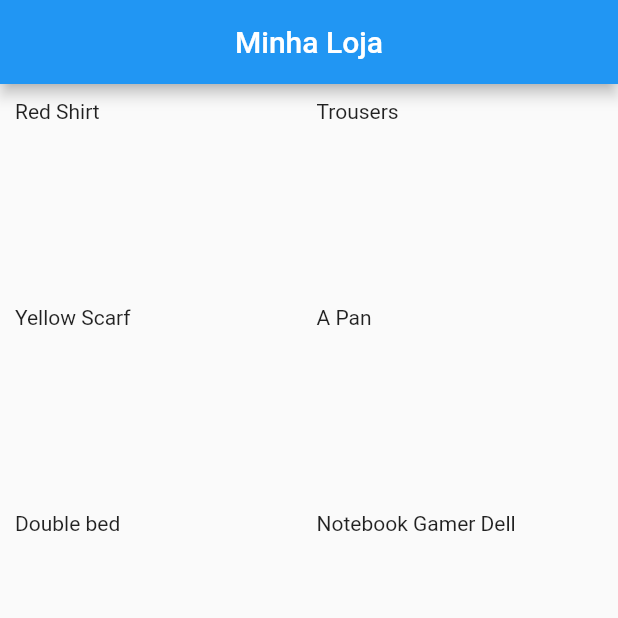
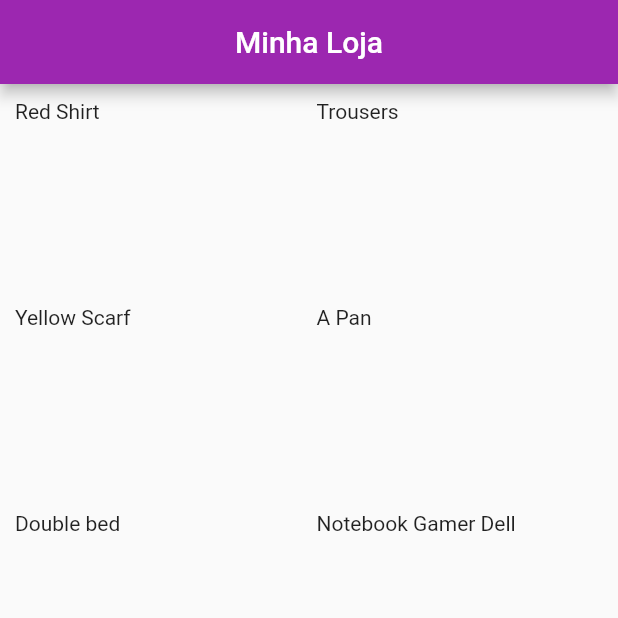
Before and after one commit to DeusdedithJhunior/App-Shop-Android-IOS, a Flutter app: the screen it shows after launch, on a phone screen of 412 x 824 dp, the top half of it. Run offline on Flutter 3.47's test engine with Material 2 defaults, Android fonts, the phone set to English and light mode, and no system bars.

Commit message:
setting color themes

```diff
--- a/AppShop/shop/lib/main.dart
+++ b/AppShop/shop/lib/main.dart
@@ -14,7 +14,9 @@ class MyApp extends StatelessWidget {
     return MaterialApp(
       title: 'Flutter Demo',
       theme: ThemeData(
-        primarySwatch: Colors.blue,
+        colorScheme: ColorScheme.fromSwatch(
+          primarySwatch: Colors.purple,
+        ).copyWith(secondary: Colors.deepOrange)
       ),
       home: ProductsOverviewPage(),
       debugShowCheckedModeBanner: false,
```
